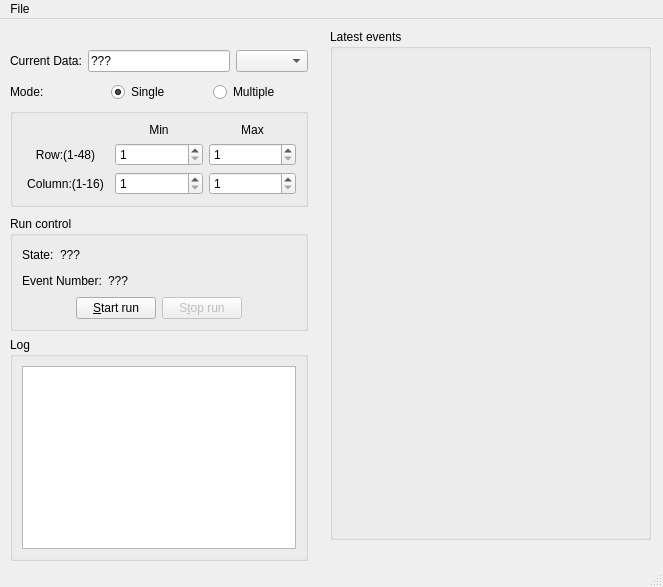
cepc/kc705, file gui/JadePixel.ui: the form before one commit.
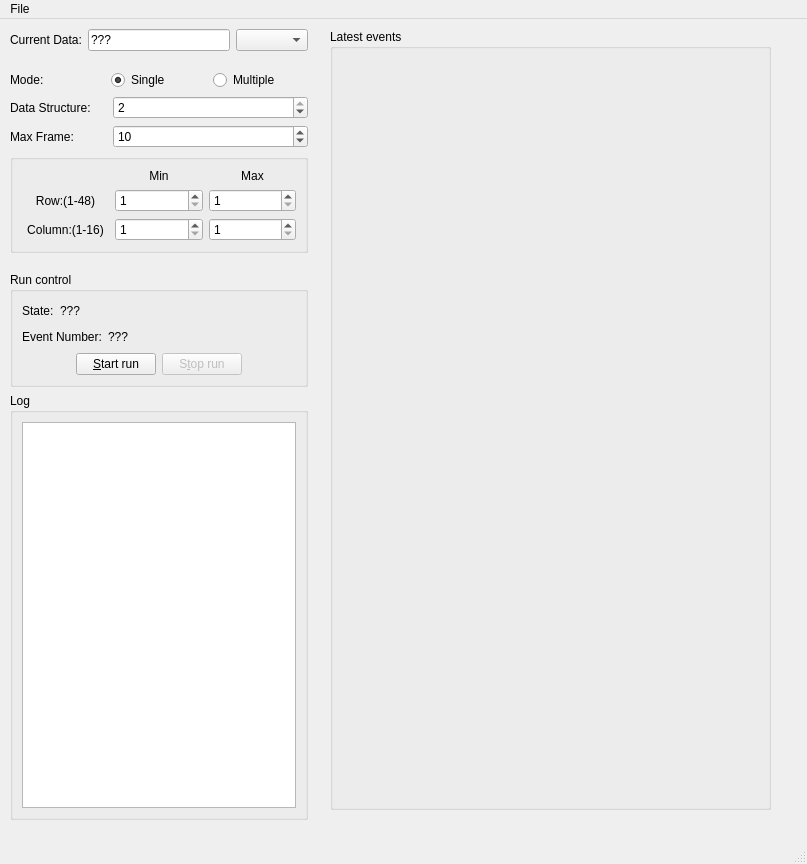
The form after the commit.

What changed in the file:
```diff
--- a/gui/JadePixel.ui
+++ b/gui/JadePixel.ui
@@ -6,8 +6,8 @@
    <rect>
     <x>0</x>
     <y>0</y>
-    <width>663</width>
-    <height>587</height>
+    <width>807</width>
+    <height>864</height>
    </rect>
   </property>
   <property name="windowTitle">
@@ -19,8 +19,8 @@
      <rect>
       <x>330</x>
       <y>10</y>
-      <width>321</width>
-      <height>511</height>
+      <width>441</width>
+      <height>781</height>
      </rect>
     </property>
     <property name="title">
@@ -36,9 +36,9 @@
     <property name="geometry">
      <rect>
       <x>10</x>
-      <y>31</y>
+      <y>10</y>
       <width>298</width>
-      <height>511</height>
+      <height>791</height>
      </rect>
     </property>
     <layout class="QVBoxLayout" name="verticalLayout_5">
@@ -80,7 +80,7 @@
        </property>
        <property name="sizeHint" stdset="0">
         <size>
-         <width>20</width>
+         <width>293</width>
          <height>13</height>
         </size>
        </property>
@@ -117,6 +117,50 @@
        </item>
       </layout>
      </item>
+     <item>
+      <layout class="QGridLayout" name="gridLayout_2">
+       <item row="0" column="0">
+        <widget class="QLabel" name="label_9">
+         <property name="text">
+          <string>Data Structure:</string>
+         </property>
+        </widget>
+       </item>
+       <item row="1" column="0">
+        <widget class="QLabel" name="label_10">
+         <property name="text">
+          <string>Max Frame:</string>
+         </property>
+        </widget>
+       </item>
+       <item row="0" column="1" colspan="2">
+        <widget class="QSpinBox" name="SpinBox_DataStructure">
+         <property name="minimum">
+          <number>1</number>
+         </property>
+         <property name="maximum">
+          <number>2</number>
+         </property>
+         <property name="value">
+          <number>2</number>
+         </property>
+        </widget>
+       </item>
+       <item row="1" column="1" colspan="2">
+        <widget class="QSpinBox" name="SpinBox_MaxFrame">
+         <property name="minimum">
+          <number>1</number>
+         </property>
+         <property name="maximum">
+          <number>999999999</number>
+         </property>
+         <property name="value">
+          <number>10</number>
+         </property>
+        </widget>
+       </item>
+      </layout>
+     </item>
      <item>
       <widget class="QGroupBox" name="groupBox_3">
        <property name="title">
@@ -220,7 +264,7 @@
        </property>
        <property name="sizeHint" stdset="0">
         <size>
-         <width>20</width>
+         <width>293</width>
          <height>13</height>
         </size>
        </property>
@@ -370,7 +414,7 @@
     <rect>
      <x>0</x>
      <y>0</y>
-     <width>663</width>
+     <width>807</width>
      <height>23</height>
     </rect>
    </property>
```
